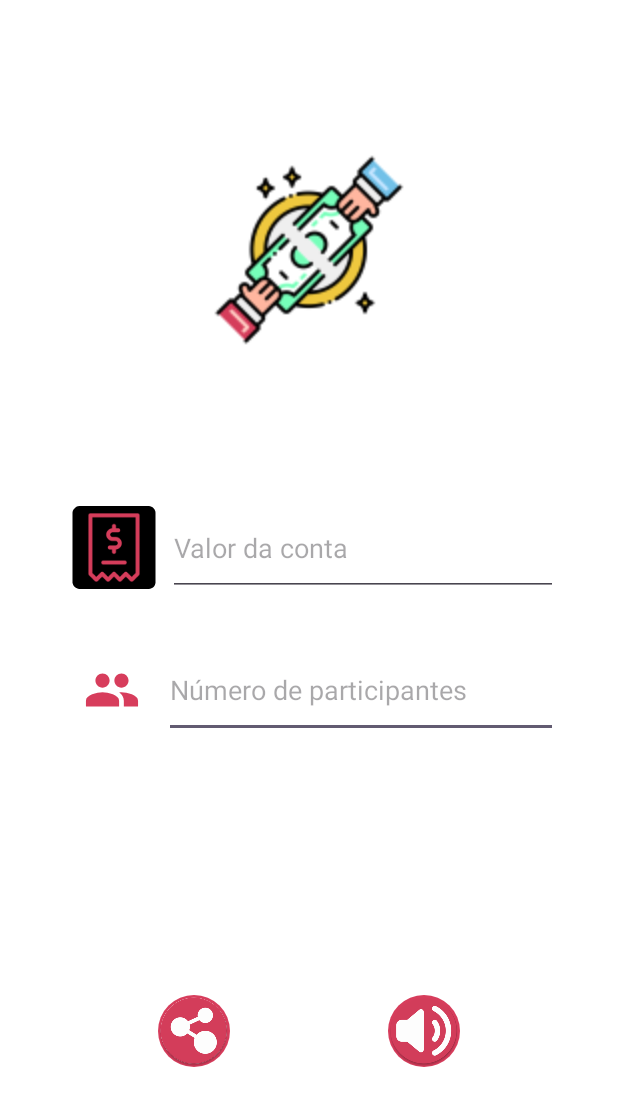
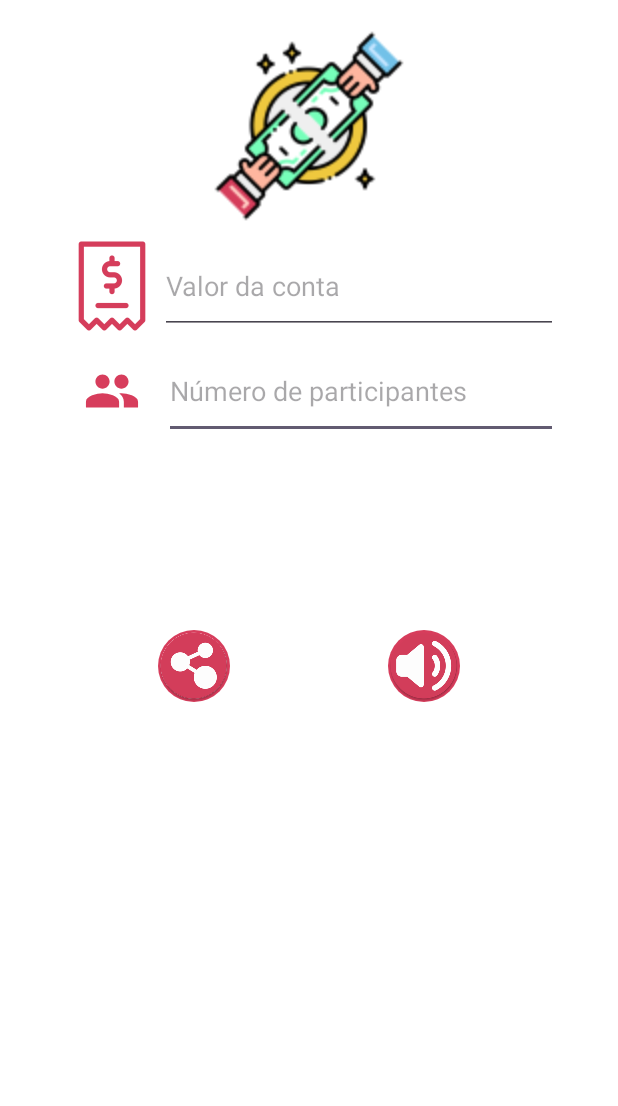
Before and after one commit to Hactchubas/RachaConta, an Android app: the screen it shows after launch (MainActivity), on a phone screen of 412 x 824 dp. Shown: the top 1106 px of the screen. Run offline under Robolectric (Android 15) with nearby library versions, the phone set to English and light mode, and no system bars.

Commit message:
[Feat] Criar recursos para classes de tamanhos large e small + landscape

```diff
--- a/app/src/main/res/layout-land/activity_main.xml
+++ /dev/null
@@ -1,131 +0,0 @@
-<?xml version="1.0" encoding="utf-8"?>
-<androidx.constraintlayout.widget.ConstraintLayout xmlns:android="http://schemas.android.com/apk/res/android"
-    xmlns:app="http://schemas.android.com/apk/res-auto"
-    xmlns:tools="http://schemas.android.com/tools"
-    android:id="@+id/main"
-    android:layout_width="match_parent"
-    android:layout_height="match_parent"
-    android:background="#141219"
-    tools:context=".MainActivity"
-    tools:layout_editor_absoluteX="0dp"
-    tools:layout_editor_absoluteY="-38dp">
-
-    <TextView
-        android:id="@+id/result"
-        android:layout_width="wrap_content"
-        android:layout_height="wrap_content"
-        android:textAlignment="center"
-        android:textColor="#FFFFFF"
-        android:textSize="20sp"
-        android:textStyle="bold|italic"
-        app:layout_constraintBottom_toBottomOf="parent"
-        app:layout_constraintEnd_toEndOf="parent"
-        app:layout_constraintStart_toStartOf="@+id/guideline"
-        app:layout_constraintTop_toTopOf="parent" />
-
-    <ImageView
-        android:id="@+id/imageView"
-        android:layout_width="101dp"
-        android:layout_height="94dp"
-        android:scaleType="fitXY"
-        app:layout_constraintBottom_toTopOf="@+id/guideline2"
-        app:layout_constraintEnd_toEndOf="parent"
-        app:layout_constraintStart_toStartOf="parent"
-        app:layout_constraintTop_toTopOf="parent"
-        app:srcCompat="@mipmap/ic_launcher_foreground" />
-
-    <ImageButton
-        android:id="@+id/shareButton"
-        android:layout_width="48dp"
-        android:layout_height="48dp"
-        android:background="@drawable/roundshape_button"
-        app:layout_constraintBottom_toBottomOf="@+id/space"
-        app:layout_constraintEnd_toStartOf="@+id/space"
-        app:layout_constraintTop_toTopOf="@+id/space"
-        app:srcCompat="@mipmap/share_icon" />
-
-    <ImageButton
-        android:id="@+id/soundButton"
-        android:layout_width="wrap_content"
-        android:layout_height="wrap_content"
-        android:background="@drawable/roundshape_button"
-        android:onClick="clickSpeak"
-        app:layout_constraintBottom_toBottomOf="@+id/space"
-        app:layout_constraintStart_toEndOf="@+id/space"
-        app:layout_constraintTop_toTopOf="@+id/space"
-        app:srcCompat="@mipmap/sound_icon" />
-
-    <EditText
-        android:id="@+id/billValue"
-        android:layout_width="0dp"
-        android:layout_height="wrap_content"
-        android:ems="10"
-        android:hint="Valor da conta"
-        android:inputType="numberDecimal"
-        android:textColor="#FFFFFF"
-        app:layout_constraintBottom_toTopOf="@+id/nPeople"
-        app:layout_constraintEnd_toStartOf="@+id/guideline"
-        app:layout_constraintHorizontal_bias="0.5"
-        app:layout_constraintStart_toEndOf="@+id/imageView4"
-        app:layout_constraintTop_toTopOf="@+id/guideline2" />
-
-    <EditText
-        android:id="@+id/nPeople"
-        android:layout_width="0dp"
-        android:layout_height="wrap_content"
-        android:ems="10"
-        android:hint="Número de pessoas"
-        android:inputType="number"
-        android:textColor="#FFFFFF"
-        app:layout_constraintBottom_toBottomOf="parent"
-        app:layout_constraintEnd_toEndOf="@+id/billValue"
-        app:layout_constraintStart_toStartOf="@+id/billValue"
-        app:layout_constraintTop_toBottomOf="@+id/billValue" />
-
-    <ImageView
-        android:id="@+id/imageView4"
-        android:layout_width="wrap_content"
-        android:layout_height="55dp"
-        android:layout_marginStart="40dp"
-        app:layout_constraintBottom_toBottomOf="@+id/billValue"
-        app:layout_constraintEnd_toStartOf="@+id/billValue"
-        app:layout_constraintHorizontal_bias="0.5"
-        app:layout_constraintStart_toStartOf="parent"
-        app:layout_constraintTop_toTopOf="@+id/billValue"
-        app:srcCompat="@mipmap/bill_icon_round" />
-
-    <ImageView
-        android:id="@+id/imageView3"
-        android:layout_width="69dp"
-        android:layout_height="65dp"
-        app:layout_constraintBottom_toBottomOf="@+id/nPeople"
-        app:layout_constraintEnd_toStartOf="@+id/billValue"
-        app:layout_constraintStart_toStartOf="@+id/imageView4"
-        app:layout_constraintTop_toTopOf="@+id/nPeople"
-        app:layout_constraintVertical_bias="0.45"
-        app:srcCompat="@drawable/people_icon_foreground" />
-
-    <androidx.constraintlayout.widget.Guideline
-        android:id="@+id/guideline"
-        android:layout_width="wrap_content"
-        android:layout_height="wrap_content"
-        android:orientation="vertical"
-        app:layout_constraintGuide_begin="397dp" />
-
-    <androidx.constraintlayout.widget.Guideline
-        android:id="@+id/guideline2"
-        android:layout_width="wrap_content"
-        android:layout_height="wrap_content"
-        android:orientation="horizontal"
-        app:layout_constraintGuide_begin="110dp" />
-
-    <Space
-        android:id="@+id/space"
-        android:layout_width="72dp"
-        android:layout_height="48dp"
-        android:layout_marginTop="72dp"
-        app:layout_constraintEnd_toEndOf="@+id/result"
-        app:layout_constraintStart_toStartOf="@+id/result"
-        app:layout_constraintTop_toBottomOf="@+id/result" />
-
-</androidx.constraintlayout.widget.ConstraintLayout>
--- a/app/src/main/res/layout-2560x1600/activity_main.xml
+++ b/app/src/main/res/layout-large-land/activity_main.xml
@@ -4,52 +4,52 @@
     xmlns:tools="http://schemas.android.com/tools"
     android:id="@+id/main"
     android:layout_width="match_parent"
-    android:layout_height="match_parent"
-    android:background="@color/background"
-    tools:context=".MainActivity">
+    android:layout_height="match_parent">
 
     <EditText
         android:id="@+id/nPeople"
         android:layout_width="0dp"
         android:layout_height="wrap_content"
-        android:layout_marginTop="60dp"
-        android:layout_marginEnd="72dp"
+        android:layout_marginTop="20dp"
         android:ems="10"
         android:hint="@string/hint_peopleNumber"
         android:inputType="number"
         android:paddingVertical="20sp"
         android:textColor="@color/PrimaryTextColor"
-        app:layout_constraintEnd_toEndOf="parent"
-        app:layout_constraintStart_toEndOf="@+id/imageView3"
+        android:textSize="34sp"
+        app:layout_constraintEnd_toEndOf="@+id/billValue"
+        app:layout_constraintStart_toStartOf="@+id/billValue"
         app:layout_constraintTop_toBottomOf="@+id/billValue" />
 
     <EditText
         android:id="@+id/billValue"
         android:layout_width="0dp"
         android:layout_height="wrap_content"
+        android:layout_marginStart="200dp"
+        android:layout_marginTop="72dp"
         android:layout_marginEnd="72dp"
         android:ems="10"
         android:hint="@string/hint_billValue"
         android:inputType="numberDecimal"
         android:paddingVertical="20sp"
         android:textColor="@color/PrimaryTextColor"
-        app:layout_constraintBottom_toBottomOf="parent"
+        android:textSize="34sp"
         app:layout_constraintEnd_toEndOf="parent"
-        app:layout_constraintStart_toEndOf="@+id/imageView4"
-        app:layout_constraintTop_toTopOf="parent"
-        app:layout_constraintVertical_bias="0.438" />
+        app:layout_constraintHorizontal_bias="0.5"
+        app:layout_constraintStart_toEndOf="@+id/imageView"
+        app:layout_constraintTop_toTopOf="parent" />
 
     <ImageView
         android:id="@+id/imageView4"
         android:layout_width="wrap_content"
-        android:layout_height="55dp"
-        android:layout_marginStart="72dp"
+        android:layout_height="0dp"
         android:scaleX="2"
         android:scaleY="2"
         app:layout_constraintBottom_toBottomOf="@+id/billValue"
-        app:layout_constraintStart_toStartOf="parent"
+        app:layout_constraintEnd_toStartOf="@+id/billValue"
+        app:layout_constraintHorizontal_chainStyle="packed"
         app:layout_constraintTop_toTopOf="@+id/billValue"
-        app:srcCompat="@mipmap/bill_icon_round" />
+        app:srcCompat="@mipmap/bill_icon_foreground" />
 
     <TextView
         android:id="@+id/result"
@@ -58,7 +58,7 @@
         android:layout_marginTop="150dp"
         android:textAlignment="center"
         android:textColor="@color/PrimaryTextColor"
-        android:textSize="20sp"
+        android:textSize="48sp"
         android:textStyle="bold|italic"
         app:layout_constraintEnd_toEndOf="parent"
         app:layout_constraintStart_toStartOf="parent"
@@ -68,28 +68,27 @@
         android:id="@+id/imageView"
         android:layout_width="wrap_content"
         android:layout_height="wrap_content"
-        android:layout_marginStart="72dp"
-        android:layout_marginTop="72dp"
-        android:layout_marginEnd="72dp"
-        android:layout_marginBottom="72dp"
+        android:layout_marginStart="80dp"
         android:scaleType="fitXY"
-        android:scaleX="4"
-        android:scaleY="4"
-        app:layout_constraintBottom_toTopOf="@+id/billValue"
-        app:layout_constraintEnd_toEndOf="parent"
+        android:scaleX="3"
+        android:scaleY="3"
+        app:layout_constraintBottom_toBottomOf="@+id/nPeople"
+        app:layout_constraintEnd_toStartOf="@+id/billValue"
+        app:layout_constraintHorizontal_bias="0.5"
         app:layout_constraintStart_toStartOf="parent"
-        app:layout_constraintTop_toTopOf="parent"
+        app:layout_constraintTop_toTopOf="@+id/billValue"
         app:srcCompat="@mipmap/ic_launcher_foreground" />
 
     <ImageView
         android:id="@+id/imageView3"
-        android:layout_width="69dp"
-        android:layout_height="65dp"
-        android:layout_marginStart="72dp"
+        android:layout_width="0dp"
+        android:layout_height="0dp"
         android:scaleX="2"
         android:scaleY="2"
         app:layout_constraintBottom_toBottomOf="@+id/nPeople"
-        app:layout_constraintStart_toStartOf="parent"
+        app:layout_constraintEnd_toEndOf="@+id/imageView4"
+        app:layout_constraintHorizontal_bias="1.0"
+        app:layout_constraintStart_toStartOf="@+id/imageView4"
         app:layout_constraintTop_toTopOf="@+id/nPeople"
         app:srcCompat="@drawable/people_icon_foreground" />
 
@@ -112,12 +111,12 @@
     <ImageButton
         android:id="@+id/shareButton"
         android:layout_width="48dp"
-        android:layout_height="48dp"
-        android:layout_marginTop="150dp"
+        android:layout_height="wrap_content"
         android:background="@drawable/roundshape_button"
         android:contentDescription="Compartilhar resultado"
         android:scaleX="2"
         android:scaleY="2"
+        app:layout_constraintBottom_toBottomOf="parent"
         app:layout_constraintEnd_toStartOf="@+id/soundButton"
         app:layout_constraintHorizontal_bias="0.5"
         app:layout_constraintStart_toStartOf="parent"
--- a/app/src/main/res/layout-800x400/activity_main.xml
+++ b/app/src/main/res/layout-large/activity_main.xml
@@ -4,59 +4,63 @@
     xmlns:tools="http://schemas.android.com/tools"
     android:id="@+id/main"
     android:layout_width="match_parent"
-    android:layout_height="match_parent"
-    android:background="@color/background"
-    tools:context=".MainActivity">
+    android:layout_height="match_parent">
 
     <EditText
         android:id="@+id/nPeople"
         android:layout_width="0dp"
         android:layout_height="wrap_content"
-        android:layout_marginTop="30dp"
-        android:layout_marginEnd="40dp"
+        android:layout_marginTop="20dp"
         android:ems="10"
         android:hint="@string/hint_peopleNumber"
         android:inputType="number"
         android:paddingVertical="20sp"
         android:textColor="@color/PrimaryTextColor"
-        app:layout_constraintEnd_toEndOf="parent"
-        app:layout_constraintStart_toEndOf="@+id/imageView3"
+        android:textSize="34sp"
+        app:layout_constraintEnd_toEndOf="@+id/billValue"
+        app:layout_constraintStart_toStartOf="@+id/billValue"
         app:layout_constraintTop_toBottomOf="@+id/billValue" />
 
     <EditText
         android:id="@+id/billValue"
         android:layout_width="0dp"
         android:layout_height="wrap_content"
-        android:layout_marginEnd="40dp"
+        android:layout_marginTop="150dp"
+        android:layout_marginEnd="72dp"
         android:ems="10"
         android:hint="@string/hint_billValue"
         android:inputType="numberDecimal"
         android:paddingVertical="20sp"
         android:textColor="@color/PrimaryTextColor"
-        app:layout_constraintBottom_toBottomOf="parent"
+        android:textSize="34sp"
         app:layout_constraintEnd_toEndOf="parent"
+        app:layout_constraintHorizontal_bias="0.5"
         app:layout_constraintStart_toEndOf="@+id/imageView4"
-        app:layout_constraintTop_toTopOf="parent"
-        app:layout_constraintVertical_bias="0.438" />
+        app:layout_constraintTop_toBottomOf="@+id/imageView" />
 
     <ImageView
         android:id="@+id/imageView4"
         android:layout_width="wrap_content"
-        android:layout_height="55dp"
-        android:layout_marginStart="40dp"
+        android:layout_height="0dp"
+        android:layout_marginStart="72dp"
+        android:scaleX="2"
+        android:scaleY="2"
         app:layout_constraintBottom_toBottomOf="@+id/billValue"
+        app:layout_constraintEnd_toStartOf="@+id/billValue"
+        app:layout_constraintHorizontal_bias="0.5"
+        app:layout_constraintHorizontal_chainStyle="packed"
         app:layout_constraintStart_toStartOf="parent"
         app:layout_constraintTop_toTopOf="@+id/billValue"
-        app:srcCompat="@mipmap/bill_icon_round" />
+        app:srcCompat="@mipmap/bill_icon_foreground" />
 
     <TextView
         android:id="@+id/result"
         android:layout_width="wrap_content"
         android:layout_height="wrap_content"
-        android:layout_marginTop="72dp"
+        android:layout_marginTop="150dp"
         android:textAlignment="center"
         android:textColor="@color/PrimaryTextColor"
-        android:textSize="20sp"
+        android:textSize="48sp"
         android:textStyle="bold|italic"
         app:layout_constraintEnd_toEndOf="parent"
         app:layout_constraintStart_toStartOf="parent"
@@ -66,12 +70,10 @@
         android:id="@+id/imageView"
         android:layout_width="wrap_content"
         android:layout_height="wrap_content"
-        android:layout_marginTop="72dp"
-        android:layout_marginBottom="72dp"
+        android:layout_marginTop="150dp"
         android:scaleType="fitXY"
-        android:scaleX="2"
-        android:scaleY="2"
-        app:layout_constraintBottom_toTopOf="@+id/billValue"
+        android:scaleX="4"
+        android:scaleY="4"
         app:layout_constraintEnd_toEndOf="parent"
         app:layout_constraintStart_toStartOf="parent"
         app:layout_constraintTop_toTopOf="parent"
@@ -79,11 +81,14 @@
 
     <ImageView
         android:id="@+id/imageView3"
-        android:layout_width="69dp"
-        android:layout_height="65dp"
-        android:layout_marginStart="40dp"
+        android:layout_width="0dp"
+        android:layout_height="0dp"
+        android:scaleX="2"
+        android:scaleY="2"
         app:layout_constraintBottom_toBottomOf="@+id/nPeople"
-        app:layout_constraintStart_toStartOf="parent"
+        app:layout_constraintEnd_toEndOf="@+id/imageView4"
+        app:layout_constraintHorizontal_bias="1.0"
+        app:layout_constraintStart_toStartOf="@+id/imageView4"
         app:layout_constraintTop_toTopOf="@+id/nPeople"
         app:srcCompat="@drawable/people_icon_foreground" />
 
@@ -94,6 +99,8 @@
         android:background="@drawable/roundshape_button"
         android:contentDescription="Falar resultado em audio"
         android:onClick="clickSpeak"
+        android:scaleX="2"
+        android:scaleY="2"
         app:layout_constraintBottom_toBottomOf="@+id/shareButton"
         app:layout_constraintEnd_toEndOf="parent"
         app:layout_constraintHorizontal_bias="0.5"
@@ -105,9 +112,12 @@
         android:id="@+id/shareButton"
         android:layout_width="48dp"
         android:layout_height="48dp"
-        android:layout_marginTop="72dp"
+        android:layout_marginTop="150dp"
         android:background="@drawable/roundshape_button"
         android:contentDescription="Compartilhar resultado"
+        android:scaleX="2"
+        android:scaleY="2"
+        app:layout_constraintBottom_toBottomOf="parent"
         app:layout_constraintEnd_toStartOf="@+id/soundButton"
         app:layout_constraintHorizontal_bias="0.5"
         app:layout_constraintStart_toStartOf="parent"
--- /dev/null
+++ b/app/src/main/res/layout-small-land/activity_main.xml
@@ -0,0 +1,125 @@
+<?xml version="1.0" encoding="utf-8"?>
+<androidx.constraintlayout.widget.ConstraintLayout xmlns:android="http://schemas.android.com/apk/res/android"
+    xmlns:app="http://schemas.android.com/apk/res-auto"
+    xmlns:tools="http://schemas.android.com/tools"
+    android:layout_width="match_parent"
+    android:layout_height="match_parent"
+    android:backgroundTintMode="add">
+
+    <androidx.constraintlayout.widget.ConstraintLayout
+        android:id="@+id/main"
+        android:layout_width="match_parent"
+        android:layout_height="match_parent"
+        android:background="@color/background"
+        tools:context=".MainActivity">
+
+        <ImageButton
+            android:id="@+id/shareButton"
+            android:layout_width="48dp"
+            android:layout_height="48dp"
+            android:layout_marginTop="20dp"
+            android:background="@drawable/roundshape_button"
+            android:contentDescription="Compartilhar resultado"
+            app:layout_constraintEnd_toStartOf="@+id/soundButton"
+            app:layout_constraintHorizontal_bias="0.5"
+            app:layout_constraintStart_toStartOf="parent"
+            app:layout_constraintTop_toBottomOf="@+id/result"
+            app:srcCompat="@mipmap/share_icon" />
+
+        <ImageButton
+            android:id="@+id/soundButton"
+            android:layout_width="wrap_content"
+            android:layout_height="wrap_content"
+            android:background="@drawable/roundshape_button"
+            android:contentDescription="Falar resultado em audio"
+            android:onClick="clickSpeak"
+            app:layout_constraintEnd_toEndOf="parent"
+            app:layout_constraintHorizontal_bias="0.5"
+            app:layout_constraintStart_toEndOf="@+id/shareButton"
+            app:layout_constraintTop_toTopOf="@+id/shareButton"
+            app:srcCompat="@mipmap/sound_icon" />
+
+        <EditText
+            android:id="@+id/nPeople"
+            android:layout_width="0dp"
+            android:layout_height="wrap_content"
+            android:layout_marginTop="5dp"
+            android:layout_marginEnd="40dp"
+            android:ems="10"
+            android:hint="@string/hint_peopleNumber"
+            android:inputType="number"
+            android:paddingVertical="20sp"
+            android:textColor="@color/PrimaryTextColor"
+            app:layout_constraintEnd_toEndOf="parent"
+            app:layout_constraintStart_toEndOf="@+id/imageView3"
+            app:layout_constraintTop_toBottomOf="@+id/billValue" />
+
+        <EditText
+            android:id="@+id/billValue"
+            android:layout_width="0dp"
+            android:layout_height="wrap_content"
+            android:layout_marginEnd="40dp"
+            android:ems="10"
+            android:hint="@string/hint_billValue"
+            android:inputType="numberDecimal"
+            android:paddingVertical="20sp"
+            android:textColor="@color/PrimaryTextColor"
+            app:layout_constraintEnd_toEndOf="parent"
+            app:layout_constraintStart_toEndOf="@+id/imageView2"
+            app:layout_constraintTop_toTopOf="parent" />
+
+        <ImageView
+            android:id="@+id/imageView2"
+            android:layout_width="67dp"
+            android:layout_height="65dp"
+            app:layout_constraintBottom_toBottomOf="@+id/billValue"
+            app:layout_constraintEnd_toStartOf="@+id/nPeople"
+            app:layout_constraintStart_toStartOf="@+id/guideline"
+            app:layout_constraintTop_toTopOf="@+id/billValue"
+            app:srcCompat="@mipmap/bill_icon_foreground" />
+
+        <TextView
+            android:id="@+id/result"
+            android:layout_width="wrap_content"
+            android:layout_height="wrap_content"
+            android:layout_marginTop="50dp"
+            android:textAlignment="center"
+            android:textColor="@color/PrimaryTextColor"
+            android:textSize="20sp"
+            android:textStyle="bold|italic"
+            app:layout_constraintEnd_toEndOf="parent"
+            app:layout_constraintStart_toStartOf="parent"
+            app:layout_constraintTop_toBottomOf="@+id/nPeople" />
+
+        <ImageView
+            android:id="@+id/imageView"
+            android:layout_width="wrap_content"
+            android:layout_height="wrap_content"
+            android:scaleType="fitXY"
+            android:scaleX="2"
+            android:scaleY="2"
+            app:layout_constraintBottom_toBottomOf="@+id/nPeople"
+            app:layout_constraintEnd_toStartOf="@+id/imageView3"
+            app:layout_constraintStart_toStartOf="parent"
+            app:layout_constraintTop_toTopOf="@+id/billValue"
+            app:srcCompat="@mipmap/ic_launcher_foreground" />
+
+        <ImageView
+            android:id="@+id/imageView3"
+            android:layout_width="69dp"
+            android:layout_height="65dp"
+            app:layout_constraintBottom_toBottomOf="@+id/nPeople"
+            app:layout_constraintStart_toStartOf="@+id/guideline"
+            app:layout_constraintTop_toTopOf="@+id/nPeople"
+            app:srcCompat="@drawable/people_icon_foreground" />
+
+        <androidx.constraintlayout.widget.Guideline
+            android:id="@+id/guideline"
+            android:layout_width="wrap_content"
+            android:layout_height="wrap_content"
+            android:orientation="vertical"
+            app:layout_constraintGuide_begin="180dp" />
+
+    </androidx.constraintlayout.widget.ConstraintLayout>
+
+</androidx.constraintlayout.widget.ConstraintLayout>
--- a/app/src/main/res/layout/activity_main.xml
+++ b/app/src/main/res/layout-small/activity_main.xml
@@ -12,7 +12,7 @@
         android:id="@+id/nPeople"
         android:layout_width="0dp"
         android:layout_height="wrap_content"
-        android:layout_marginTop="30dp"
+        android:layout_marginTop="5dp"
         android:layout_marginEnd="40dp"
         android:ems="10"
         android:hint="@string/hint_peopleNumber"
@@ -27,33 +27,34 @@
         android:id="@+id/billValue"
         android:layout_width="0dp"
         android:layout_height="wrap_content"
+        android:layout_marginTop="20dp"
         android:layout_marginEnd="40dp"
         android:ems="10"
         android:hint="@string/hint_billValue"
         android:inputType="numberDecimal"
         android:paddingVertical="20sp"
         android:textColor="@color/PrimaryTextColor"
-        app:layout_constraintBottom_toBottomOf="parent"
         app:layout_constraintEnd_toEndOf="parent"
         app:layout_constraintStart_toEndOf="@+id/imageView4"
-        app:layout_constraintTop_toTopOf="parent"
-        app:layout_constraintVertical_bias="0.438" />
+        app:layout_constraintTop_toBottomOf="@+id/imageView" />
 
     <ImageView
         android:id="@+id/imageView4"
-        android:layout_width="wrap_content"
-        android:layout_height="55dp"
+        android:layout_width="64dp"
+        android:layout_height="60dp"
         android:layout_marginStart="40dp"
+        android:scaleType="center"
         app:layout_constraintBottom_toBottomOf="@+id/billValue"
+        app:layout_constraintEnd_toStartOf="@+id/nPeople"
         app:layout_constraintStart_toStartOf="parent"
         app:layout_constraintTop_toTopOf="@+id/billValue"
-        app:srcCompat="@mipmap/bill_icon_round" />
+        app:srcCompat="@mipmap/bill_icon_foreground" />
 
     <TextView
         android:id="@+id/result"
         android:layout_width="wrap_content"
         android:layout_height="wrap_content"
-        android:layout_marginTop="72dp"
+        android:layout_marginTop="50dp"
         android:textAlignment="center"
         android:textColor="@color/PrimaryTextColor"
         android:textSize="20sp"
@@ -66,12 +67,10 @@
         android:id="@+id/imageView"
         android:layout_width="wrap_content"
         android:layout_height="wrap_content"
-        android:layout_marginTop="72dp"
-        android:layout_marginBottom="72dp"
+        android:layout_marginTop="30dp"
         android:scaleType="fitXY"
-        android:scaleX="3"
-        android:scaleY="3"
-        app:layout_constraintBottom_toTopOf="@+id/billValue"
+        android:scaleX="2"
+        android:scaleY="2"
         app:layout_constraintEnd_toEndOf="parent"
         app:layout_constraintStart_toStartOf="parent"
         app:layout_constraintTop_toTopOf="parent"
@@ -105,7 +104,7 @@
         android:id="@+id/shareButton"
         android:layout_width="48dp"
         android:layout_height="48dp"
-        android:layout_marginTop="72dp"
+        android:layout_marginTop="50dp"
         android:background="@drawable/roundshape_button"
         android:contentDescription="Compartilhar resultado"
         app:layout_constraintEnd_toStartOf="@+id/soundButton"
```
